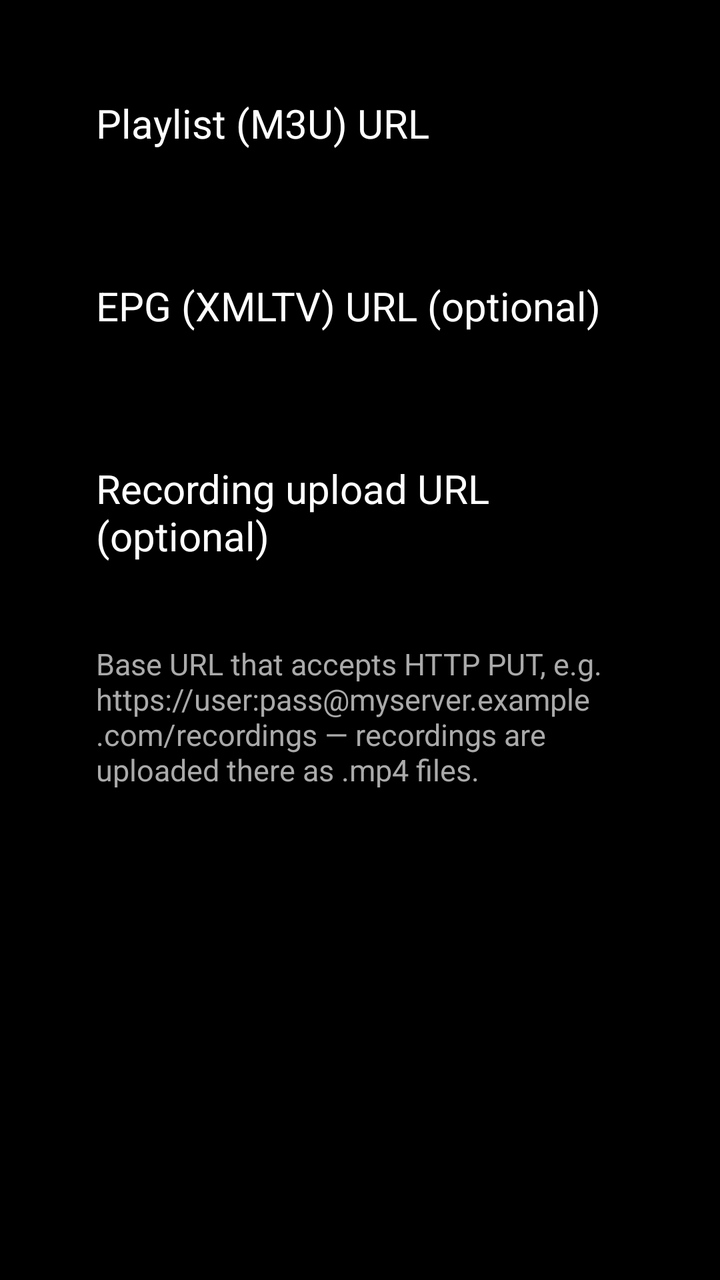
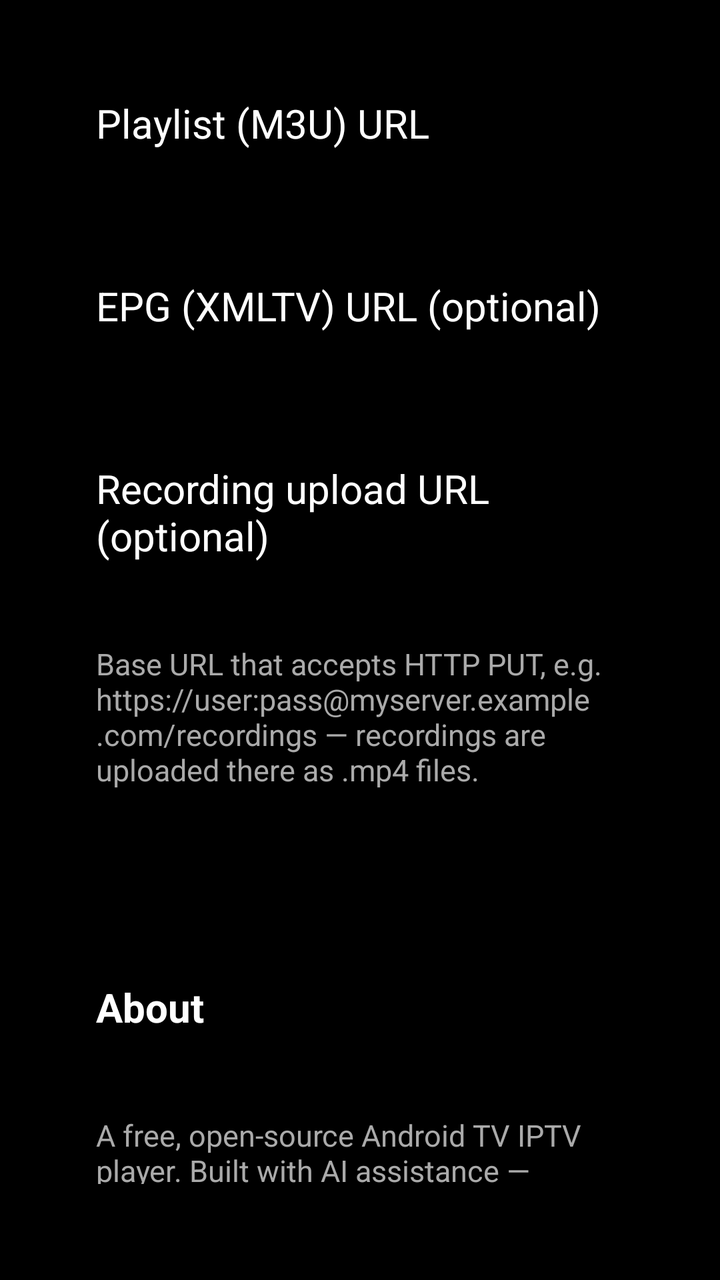

An Android layout rendered at two revisions. The XML below is the earlier revision; the diff shows what the commit changed to produce the second picture.
<!-- AndroidManifest.xml: application theme Theme.OpenTV -->
<!-- res/layout/activity_settings.xml -->
<?xml version="1.0" encoding="utf-8"?>
<LinearLayout xmlns:android="http://schemas.android.com/apk/res/android"
    android:layout_width="match_parent"
    android:layout_height="match_parent"
    android:orientation="vertical"
    android:padding="48dp"
    android:background="@android:color/black">

    <TextView
        android:layout_width="wrap_content"
        android:layout_height="wrap_content"
        android:text="@string/playlist_url_label"
        android:textColor="@android:color/white"
        android:textSize="20sp" />

    <EditText
        android:id="@+id/playlist_url"
        android:layout_width="match_parent"
        android:layout_height="wrap_content"
        android:layout_marginTop="8dp"
        android:textColor="@android:color/white"
        android:textSize="18sp"
        android:inputType="textUri"
        android:singleLine="true" />

    <TextView
        android:layout_width="wrap_content"
        android:layout_height="wrap_content"
        android:layout_marginTop="32dp"
        android:text="@string/epg_url_label"
        android:textColor="@android:color/white"
        android:textSize="20sp" />

    <EditText
        android:id="@+id/epg_url"
        android:layout_width="match_parent"
        android:layout_height="wrap_content"
        android:layout_marginTop="8dp"
        android:textColor="@android:color/white"
        android:textSize="18sp"
        android:inputType="textUri"
        android:singleLine="true" />

    <TextView
        android:layout_width="wrap_content"
        android:layout_height="wrap_content"
        android:layout_marginTop="32dp"
        android:text="@string/upload_url_label"
        android:textColor="@android:color/white"
        android:textSize="20sp" />

    <EditText
        android:id="@+id/upload_url"
        android:layout_width="match_parent"
        android:layout_height="wrap_content"
        android:layout_marginTop="8dp"
        android:textColor="@android:color/white"
        android:textSize="18sp"
        android:inputType="textUri"
        android:singleLine="true" />

    <TextView
        android:layout_width="wrap_content"
        android:layout_height="wrap_content"
        android:layout_marginTop="8dp"
        android:text="@string/upload_url_hint"
        android:textColor="#FFAAAAAA"
        android:textSize="15sp" />

    <LinearLayout
        android:layout_width="match_parent"
        android:layout_height="wrap_content"
        android:layout_marginTop="40dp"
        android:orientation="horizontal">

        <Button
            android:id="@+id/save_button"
            android:layout_width="wrap_content"
            android:layout_height="wrap_content"
            android:text="@string/save" />

        <Button
            android:id="@+id/reset_button"
            android:layout_width="wrap_content"
            android:layout_height="wrap_content"
            android:layout_marginStart="16dp"
            android:text="@string/reset_default" />

        <Button
            android:id="@+id/unhide_button"
            android:layout_width="wrap_content"
            android:layout_height="wrap_content"
            android:layout_marginStart="16dp"
            android:text="@string/unhide_all" />

    </LinearLayout>

</LinearLayout>
<!-- resources referenced by this layout -->
<resources>
  <string name="epg_url_label">EPG (XMLTV) URL (optional)</string>
  <string name="playlist_url_label">Playlist (M3U) URL</string>
  <string name="reset_default">Reset to default</string>
  <string name="save">Save</string>
  <string name="unhide_all">Unhide all channels</string>
  <string name="upload_url_hint">Base URL that accepts HTTP PUT, e.g. https://user:pass@myserver.example.com/recordings — recordings are uploaded there as .mp4 files.</string>
  <string name="upload_url_label">Recording upload URL (optional)</string>
  <style name="Theme.OpenTV" parent="Theme.Leanback">
          <item name="android:windowBackground">@android:color/black</item>
      </style>
</resources>

<!-- the commit's change to res/layout/activity_settings.xml (unified diff, before → after) -->
@@ -95,4 +95,30 @@
 
     </LinearLayout>
 
+    
+    <TextView
+        android:layout_width="wrap_content"
+        android:layout_height="wrap_content"
+        android:layout_marginTop="48dp"
+        android:text="@string/about_title"
+        android:textColor="@android:color/white"
+        android:textSize="20sp"
+        android:textStyle="bold" />
+
+    <TextView
+        android:id="@+id/about_version"
+        android:layout_width="wrap_content"
+        android:layout_height="wrap_content"
+        android:layout_marginTop="8dp"
+        android:textColor="@android:color/white"
+        android:textSize="18sp" />
+
+    <TextView
+        android:layout_width="wrap_content"
+        android:layout_height="wrap_content"
+        android:layout_marginTop="8dp"
+        android:text="@string/about_text"
+        android:textColor="#FFAAAAAA"
+        android:textSize="15sp" />
+
 </LinearLayout>
<!-- resource entries referenced after the edit -->
@@ -1,5 +1,7 @@
 <!-- resources referenced by this layout -->
 <resources>
+  <string name="about_text">A free, open-source Android TV IPTV player. Built with AI assistance — expect rough edges, bug reports welcome.</string>
+  <string name="about_title">About</string>
   <string name="epg_url_label">EPG (XMLTV) URL (optional)</string>
   <string name="playlist_url_label">Playlist (M3U) URL</string>
   <string name="reset_default">Reset to default</string>
